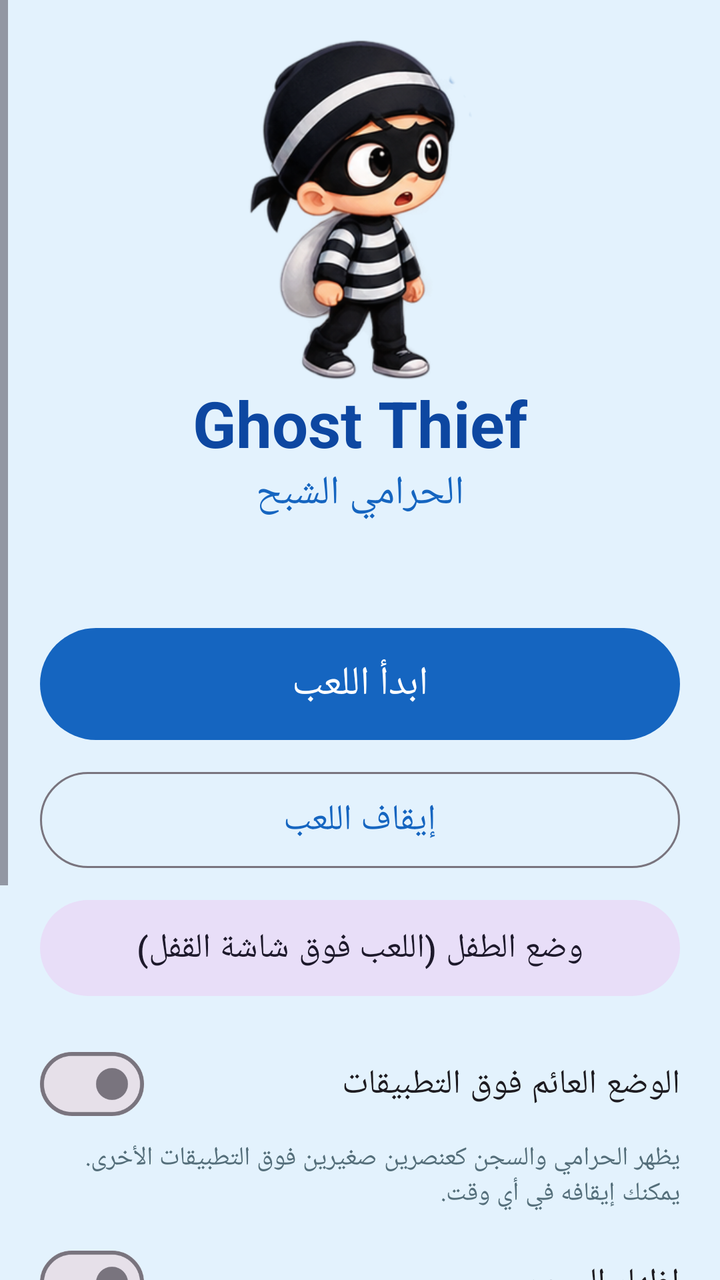
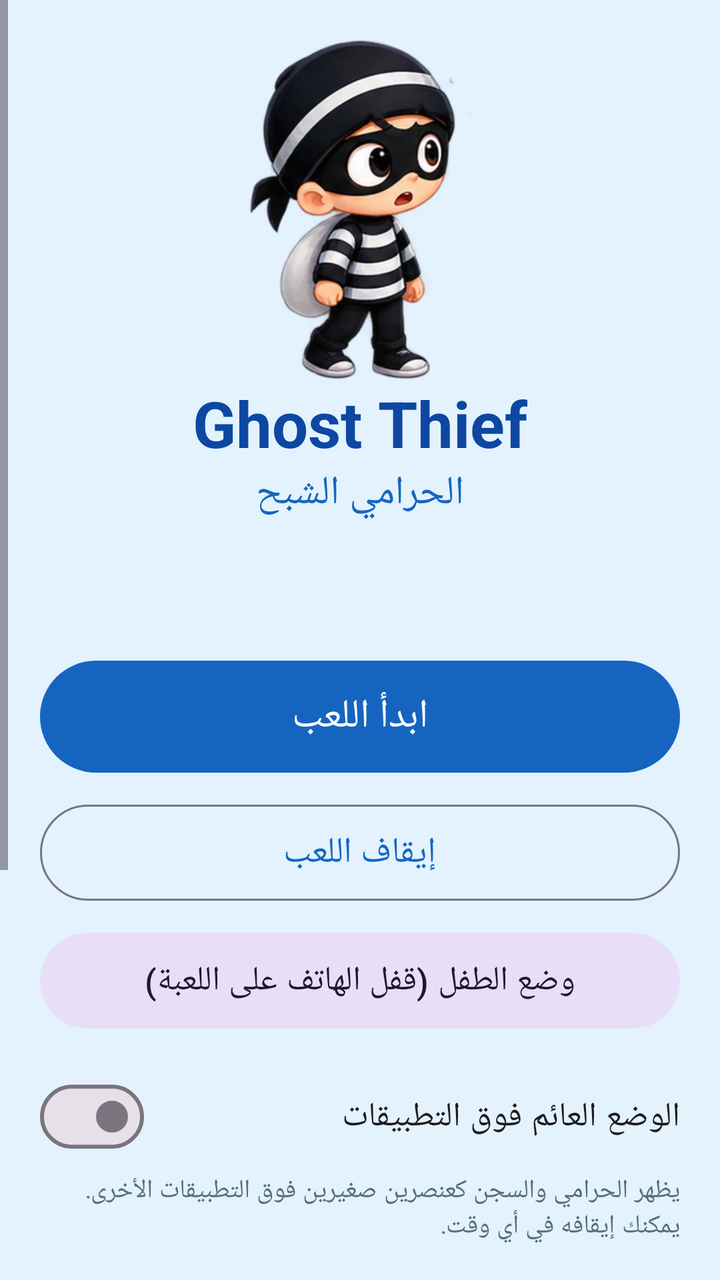

Two renders of the same Android screen: before a commit and after it. Below are the layout's source before the change and the commit's diff.
<!-- AndroidManifest.xml: application theme Theme.GhostThief -->
<!-- res/layout/activity_main.xml -->
<?xml version="1.0" encoding="utf-8"?>
<ScrollView xmlns:android="http://schemas.android.com/apk/res/android"
    android:layout_width="match_parent" android:layout_height="match_parent"
    android:layoutDirection="rtl" android:fillViewport="true">

    <LinearLayout
        android:layout_width="match_parent" android:layout_height="wrap_content"
        android:orientation="vertical" android:padding="20dp" android:gravity="center_horizontal">

        <ImageView
            android:layout_width="150dp" android:layout_height="170dp"
            android:src="@drawable/thief_stand" android:contentDescription="@string/app_name" />

        <TextView
            android:layout_width="wrap_content" android:layout_height="wrap_content"
            android:text="@string/app_name" android:textSize="32sp" android:textStyle="bold"
            android:textColor="#0D47A1" android:layoutDirection="ltr" />

        <TextView
            android:layout_width="wrap_content" android:layout_height="wrap_content"
            android:text="@string/app_title_ar" android:textSize="20sp" android:textColor="#1565C0" />

        <TextView
            android:id="@+id/tvStats"
            android:layout_width="match_parent" android:layout_height="wrap_content"
            android:layout_marginTop="12dp" android:gravity="center"
            android:textSize="16sp" android:textColor="#263238" />

        <com.google.android.material.button.MaterialButton
            android:id="@+id/btnStart"
            android:layout_width="match_parent" android:layout_height="64dp"
            android:layout_marginTop="16dp" android:text="@string/start_play" android:textSize="20sp" />

        <com.google.android.material.button.MaterialButton
            android:id="@+id/btnStop"
            style="@style/Widget.Material3.Button.OutlinedButton"
            android:layout_width="match_parent" android:layout_height="56dp"
            android:layout_marginTop="8dp" android:text="@string/stop_play" android:textSize="18sp" />

        <com.google.android.material.button.MaterialButton
            android:id="@+id/btnKid"
            style="@style/Widget.Material3.Button.TonalButton"
            android:layout_width="match_parent" android:layout_height="56dp"
            android:layout_marginTop="8dp" android:text="@string/kid_mode" android:textSize="17sp" />

        <com.google.android.material.materialswitch.MaterialSwitch
            android:id="@+id/swFloating"
            android:layout_width="match_parent" android:layout_height="wrap_content"
            android:minHeight="56dp" android:layout_marginTop="12dp"
            android:text="@string/floating_mode" android:textSize="17sp" />

        <TextView
            android:layout_width="match_parent" android:layout_height="wrap_content"
            android:text="@string/floating_desc" android:textSize="13sp" android:textColor="#546E7A" />

        <com.google.android.material.materialswitch.MaterialSwitch
            android:id="@+id/swJail"
            android:layout_width="match_parent" android:layout_height="wrap_content"
            android:minHeight="56dp" android:layout_marginTop="8dp"
            android:text="@string/show_jail" android:textSize="17sp" />

        <com.google.android.material.button.MaterialButton
            android:id="@+id/btnAchievements"
            style="@style/Widget.Material3.Button.TonalButton"
            android:layout_width="match_parent" android:layout_height="56dp"
            android:layout_marginTop="12dp" android:text="@string/achievements" android:textSize="17sp" />

        <com.google.android.material.button.MaterialButton
            android:id="@+id/btnSettings"
            style="@style/Widget.Material3.Button.TonalButton"
            android:layout_width="match_parent" android:layout_height="56dp"
            android:layout_marginTop="8dp" android:text="@string/settings" android:textSize="17sp" />

        <com.google.android.material.button.MaterialButton
            android:id="@+id/btnPrivacy"
            style="@style/Widget.Material3.Button.TextButton"
            android:layout_width="match_parent" android:layout_height="52dp"
            android:text="@string/privacy_policy" android:textSize="16sp" />

        <com.google.android.material.button.MaterialButton
            android:id="@+id/btnAbout"
            style="@style/Widget.Material3.Button.TextButton"
            android:layout_width="match_parent" android:layout_height="52dp"
            android:text="@string/about" android:textSize="16sp" />
    </LinearLayout>
</ScrollView>
<!-- resources referenced by this layout -->
<resources>
  <!-- drawable thief_stand: png bitmap (drawable-nodpi, 99117 bytes) -->
  <string name="about">حول اللعبة</string>
  <string name="achievements">الإنجازات</string>
  <string name="app_name">Ghost Thief</string>
  <string name="app_title_ar">الحرامي الشبح</string>
  <string name="floating_desc">يظهر الحرامي والسجن كعنصرين صغيرين فوق التطبيقات الأخرى. يمكنك إيقافه في أي وقت.</string>
  <string name="floating_mode">الوضع العائم فوق التطبيقات</string>
  <string name="kid_mode">وضع الطفل (اللعب فوق شاشة القفل)</string>
  <string name="privacy_policy">سياسة الخصوصية</string>
  <string name="settings">الإعدادات</string>
  <string name="show_jail">إظهار السجن</string>
  <string name="start_play">ابدأ اللعب</string>
  <string name="stop_play">إيقاف اللعب</string>
  <style name="Theme.GhostThief" parent="Theme.Material3.Light.NoActionBar">
          <item name="colorPrimary">#1565C0</item>
          <item name="android:statusBarColor">#FF1565C0</item>
          <item name="android:windowBackground">#FFE3F2FD</item>
      </style>
</resources>

<!-- the commit's change to res/layout/activity_main.xml (unified diff, before → after) -->
@@ -19,6 +19,11 @@
         <TextView
             android:layout_width="wrap_content" android:layout_height="wrap_content"
             android:text="@string/app_title_ar" android:textSize="20sp" android:textColor="#1565C0" />
+
+        <TextView
+            android:id="@+id/tvVersion"
+            android:layout_width="wrap_content" android:layout_height="wrap_content"
+            android:textSize="12sp" android:textColor="#78909C" android:layoutDirection="ltr" />
 
         <TextView
             android:id="@+id/tvStats"
<!-- resource entries referenced after the edit -->
@@ -7,7 +7,7 @@
   <string name="app_title_ar">الحرامي الشبح</string>
   <string name="floating_desc">يظهر الحرامي والسجن كعنصرين صغيرين فوق التطبيقات الأخرى. يمكنك إيقافه في أي وقت.</string>
   <string name="floating_mode">الوضع العائم فوق التطبيقات</string>
-  <string name="kid_mode">وضع الطفل (اللعب فوق شاشة القفل)</string>
+  <string name="kid_mode">وضع الطفل (قفل الهاتف على اللعبة)</string>
   <string name="privacy_policy">سياسة الخصوصية</string>
   <string name="settings">الإعدادات</string>
   <string name="show_jail">إظهار السجن</string>
